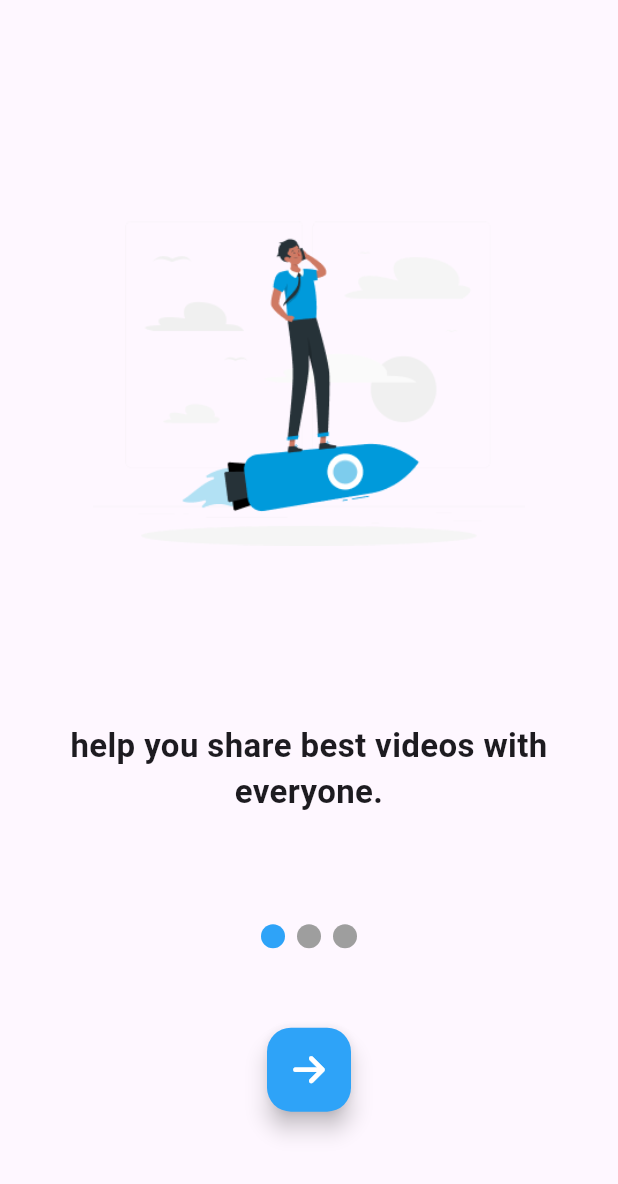
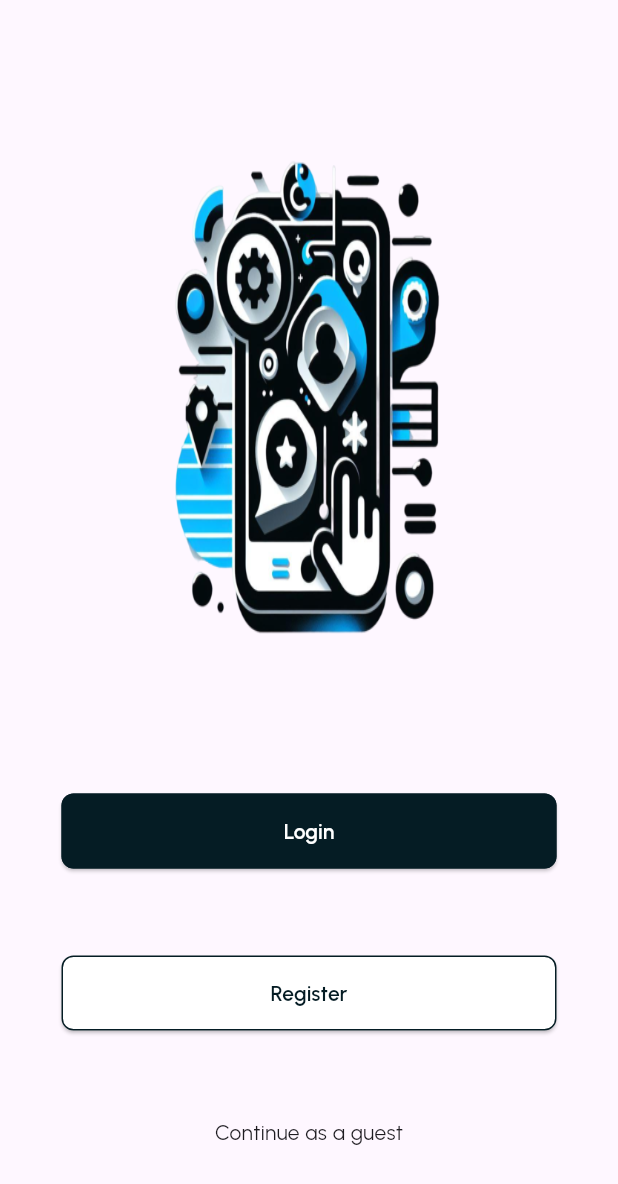
Before and after one commit to syapidyg/interactify-App, a Flutter app: the screen it shows after launch, on a phone screen of 412 x 824 dp. Shown: the top 1184 px of the screen. Run offline on Flutter 3.47's test engine with Material 3 defaults, Android fonts, the phone set to English and light mode, and no system bars; drawn by our look-alikes of smooth_page_indicator; our stand-ins replace font_awesome_flutter, google_fonts; generated files the repository leaves out were written again.

Commit message:
Login Page

```diff
--- /dev/null
+++ b/Developpement/interactify_app/lib/Pages/login_page.dart
@@ -0,0 +1,43 @@
+import 'package:flutter/material.dart';
+import 'package:interactify_app/widgets/Button_black_border.dart';
+import 'package:interactify_app/widgets/button_black.dart';
+
+class LoginPage extends StatelessWidget {
+  static const routeName = "/Login";
+
+  LoginPage({super.key});
+
+  @override
+  Widget build(BuildContext context) {
+    double imageWidth = MediaQuery.of(context).size.width * 0.6;
+    double imageHeight = MediaQuery.of(context).size.height * 0.5;
+    String imagePath = "assets/images/celfirst.png";
+    String imageInteractify = "assets/images/logo.jpg";
+    return Scaffold(
+        body: Container(
+      height: double.infinity,
+      width: double.infinity,
+      child: Padding(
+        padding: const EdgeInsets.symmetric(vertical: 30),
+        child: Column(
+          mainAxisAlignment: MainAxisAlignment.spaceAround,
+          children: [
+            Image.asset(
+              width: imageWidth,
+              height: imageHeight,
+              imagePath,
+              fit: BoxFit.fill,
+            ),
+            ButtonBlack(texte: "Login"),
+            ButtonBlackBorder(
+              texte: "Register",
+            ),
+            Container(
+              child: Text("Continue as a guest"),
+            )
+          ],
+        ),
+      ),
+    ));
+  }
+}
--- a/Developpement/interactify_app/lib/Pages/on_boarding_page.dart
+++ b/Developpement/interactify_app/lib/Pages/on_boarding_page.dart
@@ -1,7 +1,6 @@
 import 'package:flutter/material.dart';
 import 'package:interactify_app/models/on_boarding.dart';
 import 'package:interactify_app/widgets/on_board_card.dart';
-import 'package:smooth_page_indicator/smooth_page_indicator.dart';
 
 class OnBoardingPage extends StatelessWidget {
   static final PageController _pageController = PageController(initialPage: 0);
--- a/Developpement/interactify_app/lib/main.dart
+++ b/Developpement/interactify_app/lib/main.dart
@@ -1,5 +1,6 @@
 import 'package:flutter/material.dart';
 import 'package:flutter_gen/gen_l10n/app_localizations.dart';
+import 'package:google_fonts/google_fonts.dart';
 import 'package:interactify_app/routes/app_routes.dart';
 
 void main() {
@@ -31,6 +32,7 @@
       locale: Locale("en"),
       theme: ThemeData(
         brightness: Brightness.light,
+        textTheme: GoogleFonts.urbanistTextTheme(),
       ),
       darkTheme: ThemeData(
         brightness: Brightness.dark,
--- a/Developpement/interactify_app/lib/routes/app_routes.dart
+++ b/Developpement/interactify_app/lib/routes/app_routes.dart
@@ -1,10 +1,8 @@
 import 'package:flutter/material.dart';
+import 'package:interactify_app/Pages/login_page.dart';
 import 'package:interactify_app/Pages/on_boarding_page.dart';
-import 'package:interactify_app/models/on_boarding.dart';
-import 'package:interactify_app/widgets/on_board_card.dart';
 
 class AppRoutes {
-
   Route<dynamic> generateRoute({
     required RouteSettings routeSettings,
   }) {
@@ -12,15 +10,19 @@ class AppRoutes {
       case "OnBoardingPage.routeName":
         return MaterialPageRoute<void>(
           settings: routeSettings,
-          builder: (BuildContext context) =>  OnBoardingPage() ,
+          builder: (BuildContext context) => OnBoardingPage(),
+        );
+      case "LoginPage.routeName":
+        return MaterialPageRoute<void>(
+          settings: routeSettings,
+          builder: (BuildContext context) => LoginPage(),
         );
       default:
         return MaterialPageRoute<void>(
-          settings: routeSettings,
-          builder: (BuildContext context) =>
-              // OnBoardCard(onBoarding: onBoarding),
-              OnBoardingPage()
-        );
+            settings: routeSettings,
+            builder: (BuildContext context) =>
+                // OnBoardCard(onBoarding: onBoarding),
+                LoginPage());
     }
   }
 }
--- /dev/null
+++ b/Developpement/interactify_app/lib/widgets/Button_black_border.dart
@@ -0,0 +1,24 @@
+import 'package:flutter/material.dart';
+
+class ButtonBlackBorder extends StatelessWidget {
+  const ButtonBlackBorder({super.key, required this.texte});
+
+  final String texte;
+
+  @override
+  Widget build(BuildContext context) {
+    return ElevatedButton(
+        style: ElevatedButton.styleFrom(
+            backgroundColor: Colors.white,
+            side: BorderSide(color: Color(0xFF051C24), width: 1),
+            fixedSize: Size(330, 50),
+            shape:
+                RoundedRectangleBorder(borderRadius: BorderRadius.circular(8))),
+        onPressed: () {},
+        child: Text(
+          texte,
+          style:
+              TextStyle(color: Color(0xFF051C24), fontWeight: FontWeight.w600),
+        ));
+  }
+}
--- /dev/null
+++ b/Developpement/interactify_app/lib/widgets/button_black.dart
@@ -0,0 +1,23 @@
+import 'package:flutter/material.dart';
+
+class ButtonBlack extends StatelessWidget {
+  const ButtonBlack({super.key, required this.texte});
+
+  final String texte;
+
+  @override
+  Widget build(BuildContext context) {
+    return ElevatedButton(
+        style: ElevatedButton.styleFrom(
+            backgroundColor: Color(0xFF051C24),
+            side: BorderSide(color: Color(0xFF051C24), width: 1),
+            fixedSize: Size(330, 50),
+            shape:
+                RoundedRectangleBorder(borderRadius: BorderRadius.circular(8))),
+        onPressed: () {},
+        child: Text(
+          texte,
+          style: TextStyle(color: Colors.white, fontWeight: FontWeight.w600),
+        ));
+  }
+}
--- a/Developpement/interactify_app/lib/widgets/on_board_card.dart
+++ b/Developpement/interactify_app/lib/widgets/on_board_card.dart
@@ -1,5 +1,6 @@
 import 'package:flutter/material.dart';
 import 'package:font_awesome_flutter/font_awesome_flutter.dart';
+import 'package:interactify_app/Pages/login_page.dart';
 import 'package:interactify_app/models/on_boarding.dart';
 import 'package:smooth_page_indicator/smooth_page_indicator.dart';
 
@@ -49,10 +50,13 @@ class OnBoardCard extends StatelessWidget {
               effect: JumpingDotEffect(activeDotColor: Color(0xFF2EA3F8)),
             ),
           ),
-          FloatingActionButton(
+          ElevatedButton(
+            style: ElevatedButton.styleFrom(
             backgroundColor: Color(0xFF2EA3F8),
+            fixedSize: Size(330, 50),
+            shape: CircleBorder(side: BorderSide.none)),
             onPressed: () {
-              onBoarding.pageController.jumpToPage(2);
+              Navigator.pushNamed(context, LoginPage.routeName);
             },
             child: onBoarding.pageController.hasClients
                 // ? onBoarding.pageController.page == 2
--- a/Developpement/interactify_app/pubspec.yaml
+++ b/Developpement/interactify_app/pubspec.yaml
@@ -40,6 +40,7 @@ dependencies:
   intl: any
   smooth_page_indicator: ^1.1.0
   font_awesome_flutter: ^10.7.0
+  google_fonts: ^6.2.1
 
 dev_dependencies:
   flutter_test:
```
Also changed, not shown: Developpement/interactify_app/lib/Pages/my_home_page.dart (deleted, +0 -70 lines), Developpement/interactify_app/assets/images/celfirst.png (added), Developpement/interactify_app/pubspec.lock.
